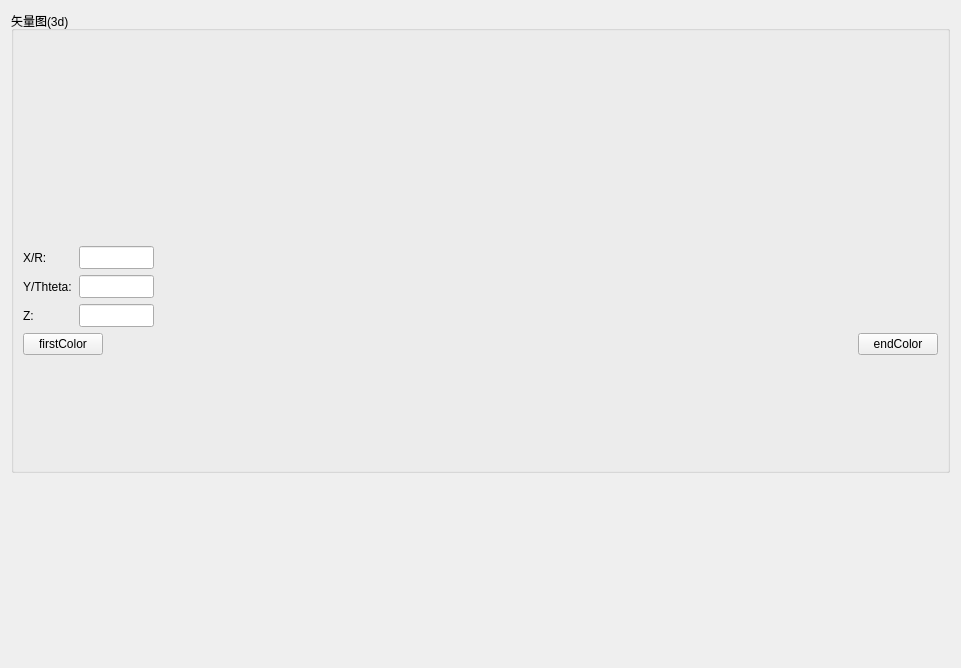
Qt form src/DataVisualization/3D/Vector3dConfigWidget.ui (BeQuiet1228/FreeCAD) before a commit.
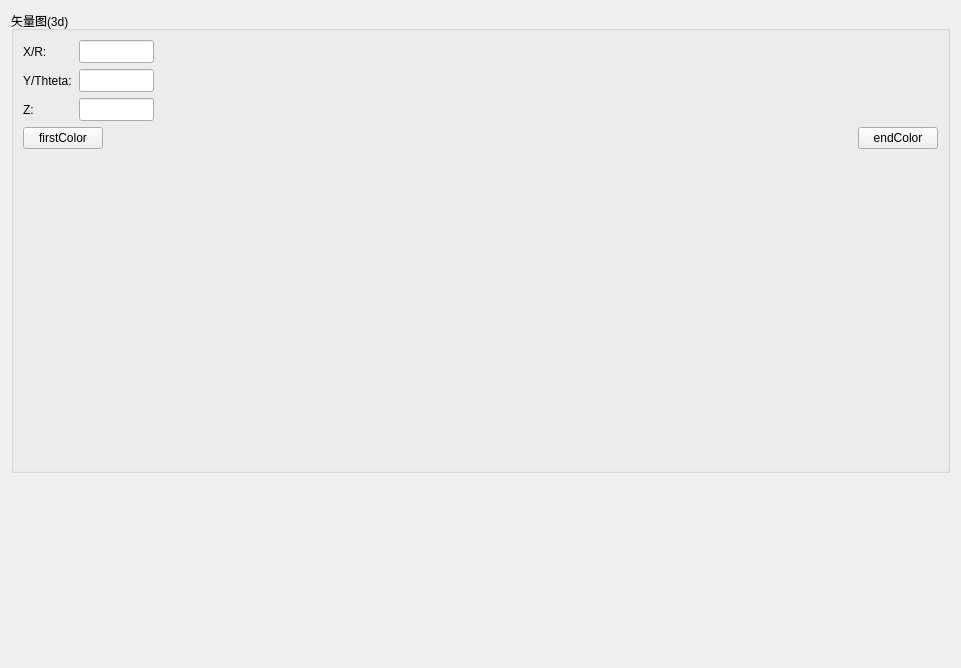
The same form after that commit.

```diff
--- a/src/DataVisualization/3D/Vector3dConfigWidget.ui
+++ b/src/DataVisualization/3D/Vector3dConfigWidget.ui
@@ -20,23 +20,7 @@
       <string>矢量图(3d)</string>
      </property>
      <layout class="QFormLayout" name="formLayout">
-      <item row="0" column="0" colspan="2">
-       <widget class="QWidget" name="topWidget" native="true">
-        <property name="minimumSize">
-         <size>
-          <width>0</width>
-          <height>200</height>
-         </size>
-        </property>
-        <property name="maximumSize">
-         <size>
-          <width>16777215</width>
-          <height>200</height>
-         </size>
-        </property>
-       </widget>
-      </item>
-      <item row="1" column="0">
+      <item row="0" column="0">
        <widget class="QLabel" name="label">
         <property name="minimumSize">
          <size>
@@ -55,7 +39,7 @@
         </property>
        </widget>
       </item>
-      <item row="1" column="1">
+      <item row="0" column="1">
        <widget class="QLineEdit" name="xGridInc">
         <property name="minimumSize">
          <size>
@@ -71,7 +55,7 @@
         </property>
        </widget>
       </item>
-      <item row="2" column="0">
+      <item row="1" column="0">
        <widget class="QLabel" name="label_2">
         <property name="minimumSize">
          <size>
@@ -90,7 +74,7 @@
         </property>
        </widget>
       </item>
-      <item row="2" column="1">
+      <item row="1" column="1">
        <widget class="QLineEdit" name="yGridInc">
         <property name="minimumSize">
          <size>
@@ -106,7 +90,7 @@
         </property>
        </widget>
       </item>
-      <item row="3" column="0">
+      <item row="2" column="0">
        <widget class="QLabel" name="label_3">
         <property name="minimumSize">
          <size>
@@ -125,7 +109,7 @@
         </property>
        </widget>
       </item>
-      <item row="3" column="1">
+      <item row="2" column="1">
        <widget class="QLineEdit" name="zGridInc">
         <property name="minimumSize">
          <size>
@@ -141,7 +125,7 @@
         </property>
        </widget>
       </item>
-      <item row="4" column="0" colspan="2">
+      <item row="3" column="0" colspan="2">
        <layout class="QHBoxLayout" name="horizontalLayout_5">
         <item>
          <widget class="QPushButton" name="firstColorBtn">
@@ -172,7 +156,7 @@
         </item>
        </layout>
       </item>
-      <item row="5" column="0" colspan="2">
+      <item row="4" column="0" colspan="2">
        <widget class="QWidget" name="colorBar" native="true">
         <property name="minimumSize">
          <size>
@@ -188,6 +172,22 @@
         </property>
        </widget>
       </item>
+      <item row="5" column="0" colspan="2">
+       <widget class="QWidget" name="topWidget" native="true">
+        <property name="minimumSize">
+         <size>
+          <width>0</width>
+          <height>200</height>
+         </size>
+        </property>
+        <property name="maximumSize">
+         <size>
+          <width>16777215</width>
+          <height>200</height>
+         </size>
+        </property>
+       </widget>
+      </item>
      </layout>
     </widget>
    </item>
```
